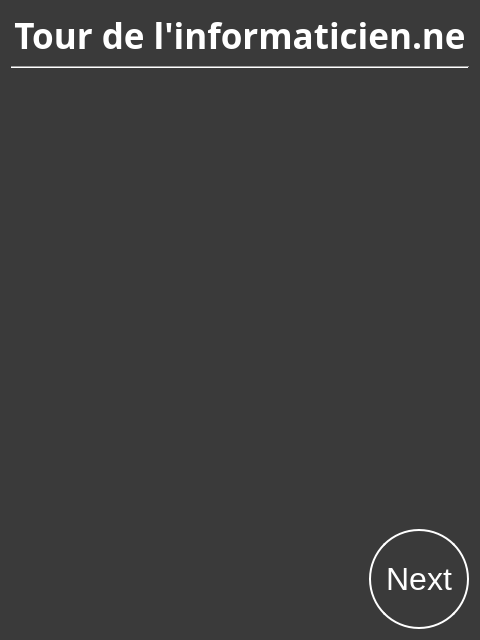
First picture: the form in SporzOBC-WAL/code/resources/Phases/Night/ComputerScientist/turn.ui, repository Eben-Epi/SporzOBC, before the edit.
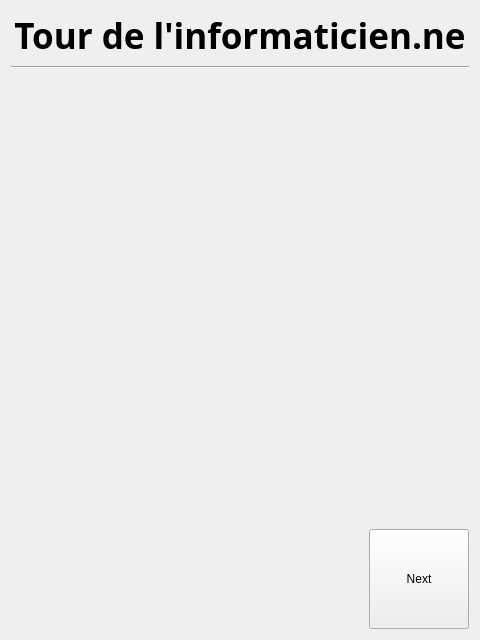
Second picture: the form after the edit.

Commit message: Changed style management of application (will need to use scratchpad pour a lot of night ui views)

```diff
--- a/SporzOBC-WAL/code/resources/Phases/Night/ComputerScientist/turn.ui
+++ b/SporzOBC-WAL/code/resources/Phases/Night/ComputerScientist/turn.ui
@@ -13,23 +13,7 @@
   <property name="windowTitle">
    <string>Form</string>
   </property>
-  <property name="styleSheet">
-   <string notr="true">#ComputerScientistTurn {
-    background-color: rgb(58, 58, 58);;
-    }
-
-QLabel {
-	color:white;
-}
-
-QPushButton  {
-    border: 2px solid white;
-    background-color: rgb(58, 58, 58);
-    padding: 10px 10px;
-    font-size: 32px;
-	color:white;
-    border-radius: 50px;
-}</string>
+  <property name="styleSheet"><string notr="true"/>
   </property>
   <layout class="QGridLayout" name="gridLayout">
    <item row="0" column="0">
```
The commit also changes 109 other files.
